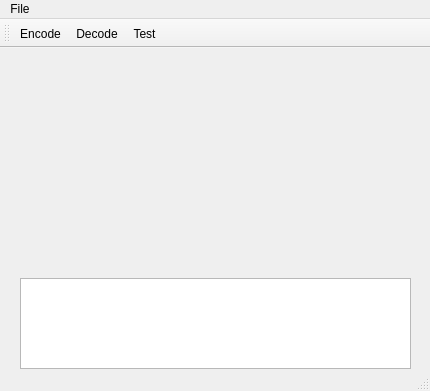
First picture: the form in mainwindow.ui, repository honzabilek4/VideoCodecs, before the edit.
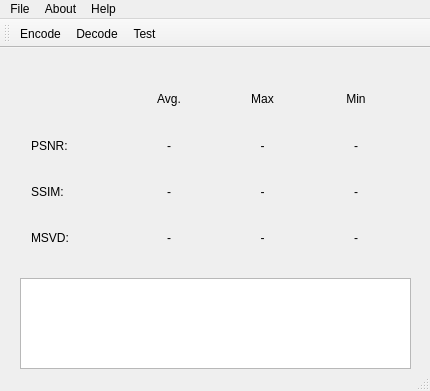
Second picture: the form after the edit.

Patch:
```diff
--- a/mainwindow.ui
+++ b/mainwindow.ui
@@ -30,6 +30,186 @@
      </rect>
     </property>
    </widget>
+   <widget class="QWidget" name="">
+    <property name="geometry">
+     <rect>
+      <x>20</x>
+      <y>20</y>
+      <width>391</width>
+      <height>201</height>
+     </rect>
+    </property>
+    <layout class="QGridLayout" name="gridLayout">
+     <item row="0" column="1">
+      <widget class="QLabel" name="label_4">
+       <property name="text">
+        <string>Avg.</string>
+       </property>
+       <property name="alignment">
+        <set>Qt::AlignCenter</set>
+       </property>
+      </widget>
+     </item>
+     <item row="0" column="2">
+      <widget class="QLabel" name="label_5">
+       <property name="text">
+        <string>Max</string>
+       </property>
+       <property name="alignment">
+        <set>Qt::AlignCenter</set>
+       </property>
+      </widget>
+     </item>
+     <item row="1" column="1">
+      <widget class="QLabel" name="label_7">
+       <property name="layoutDirection">
+        <enum>Qt::LeftToRight</enum>
+       </property>
+       <property name="text">
+        <string>-</string>
+       </property>
+       <property name="alignment">
+        <set>Qt::AlignCenter</set>
+       </property>
+      </widget>
+     </item>
+     <item row="1" column="2">
+      <widget class="QLabel" name="label_10">
+       <property name="layoutDirection">
+        <enum>Qt::LeftToRight</enum>
+       </property>
+       <property name="text">
+        <string>-</string>
+       </property>
+       <property name="alignment">
+        <set>Qt::AlignCenter</set>
+       </property>
+      </widget>
+     </item>
+     <item row="1" column="3">
+      <widget class="QLabel" name="label_13">
+       <property name="layoutDirection">
+        <enum>Qt::LeftToRight</enum>
+       </property>
+       <property name="text">
+        <string>-</string>
+       </property>
+       <property name="alignment">
+        <set>Qt::AlignCenter</set>
+       </property>
+      </widget>
+     </item>
+     <item row="2" column="0">
+      <widget class="QLabel" name="label_2">
+       <property name="text">
+        <string>SSIM:</string>
+       </property>
+      </widget>
+     </item>
+     <item row="2" column="1">
+      <widget class="QLabel" name="label_8">
+       <property name="layoutDirection">
+        <enum>Qt::LeftToRight</enum>
+       </property>
+       <property name="text">
+        <string>-</string>
+       </property>
+       <property name="alignment">
+        <set>Qt::AlignCenter</set>
+       </property>
+      </widget>
+     </item>
+     <item row="2" column="2">
+      <widget class="QLabel" name="label_11">
+       <property name="layoutDirection">
+        <enum>Qt::LeftToRight</enum>
+       </property>
+       <property name="text">
+        <string>-</string>
+       </property>
+       <property name="alignment">
+        <set>Qt::AlignCenter</set>
+       </property>
+      </widget>
+     </item>
+     <item row="2" column="3">
+      <widget class="QLabel" name="label_14">
+       <property name="layoutDirection">
+        <enum>Qt::LeftToRight</enum>
+       </property>
+       <property name="text">
+        <string>-</string>
+       </property>
+       <property name="alignment">
+        <set>Qt::AlignCenter</set>
+       </property>
+      </widget>
+     </item>
+     <item row="3" column="0">
+      <widget class="QLabel" name="label_3">
+       <property name="text">
+        <string>MSVD:</string>
+       </property>
+      </widget>
+     </item>
+     <item row="3" column="1">
+      <widget class="QLabel" name="label_9">
+       <property name="layoutDirection">
+        <enum>Qt::LeftToRight</enum>
+       </property>
+       <property name="text">
+        <string>-</string>
+       </property>
+       <property name="alignment">
+        <set>Qt::AlignCenter</set>
+       </property>
+      </widget>
+     </item>
+     <item row="3" column="2">
+      <widget class="QLabel" name="label_12">
+       <property name="layoutDirection">
+        <enum>Qt::LeftToRight</enum>
+       </property>
+       <property name="text">
+        <string>-</string>
+       </property>
+       <property name="alignment">
+        <set>Qt::AlignCenter</set>
+       </property>
+      </widget>
+     </item>
+     <item row="3" column="3">
+      <widget class="QLabel" name="label_15">
+       <property name="layoutDirection">
+        <enum>Qt::LeftToRight</enum>
+       </property>
+       <property name="text">
+        <string>-</string>
+       </property>
+       <property name="alignment">
+        <set>Qt::AlignCenter</set>
+       </property>
+      </widget>
+     </item>
+     <item row="0" column="3">
+      <widget class="QLabel" name="label_6">
+       <property name="text">
+        <string>Min</string>
+       </property>
+       <property name="alignment">
+        <set>Qt::AlignCenter</set>
+       </property>
+      </widget>
+     </item>
+     <item row="1" column="0">
+      <widget class="QLabel" name="label">
+       <property name="text">
+        <string>PSNR:</string>
+       </property>
+      </widget>
+     </item>
+    </layout>
+   </widget>
   </widget>
   <widget class="QMenuBar" name="menuBar">
    <property name="geometry">
@@ -48,7 +228,19 @@
     <addaction name="actionEncode"/>
     <addaction name="actionExit"/>
    </widget>
+   <widget class="QMenu" name="menuAbout">
+    <property name="title">
+     <string>About</string>
+    </property>
+   </widget>
+   <widget class="QMenu" name="menuHelp">
+    <property name="title">
+     <string>Help</string>
+    </property>
+   </widget>
    <addaction name="menuFile"/>
+   <addaction name="menuAbout"/>
+   <addaction name="menuHelp"/>
   </widget>
   <widget class="QToolBar" name="mainToolBar">
    <attribute name="toolBarArea">
```
Left out of the diff: 1 changed line with no effect on the pictures.
